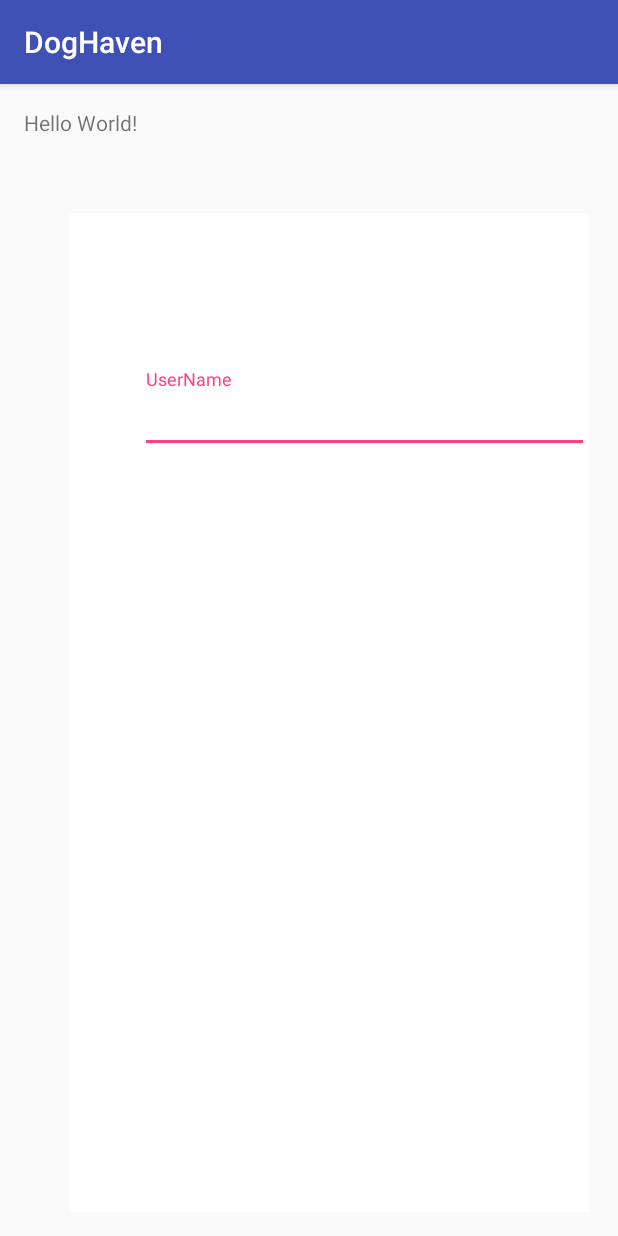
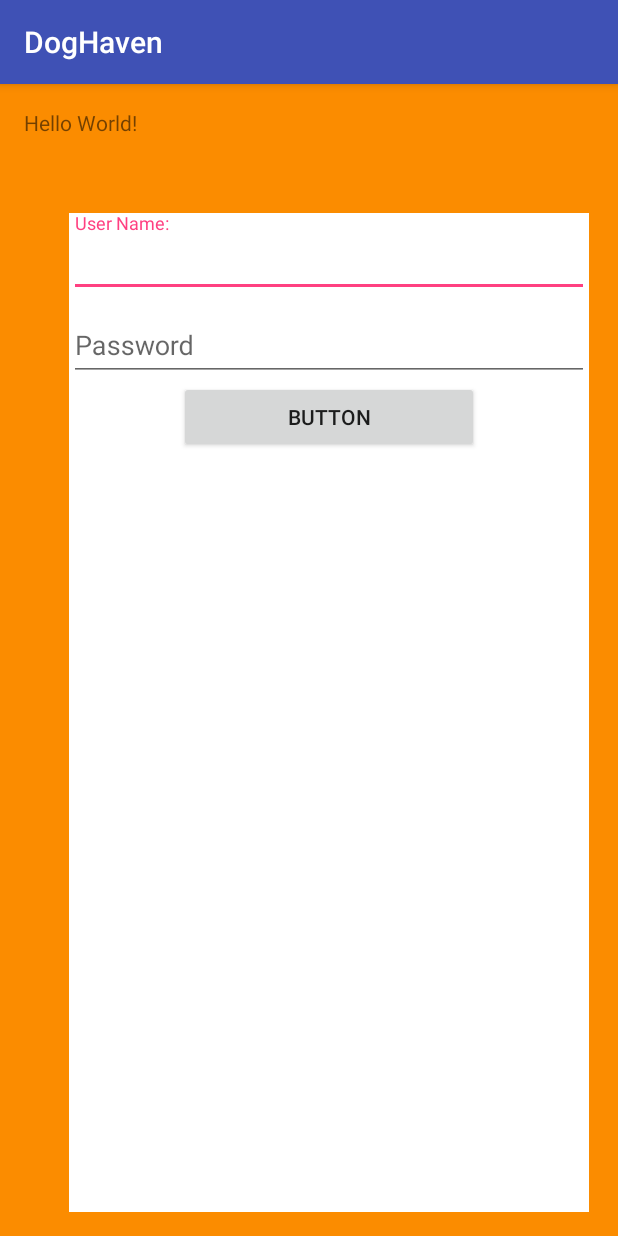
Before and after one commit to stephenkearns1/DogHaven, an Android app: the screen it shows after launch (LoginActivity), on a phone screen of 412 x 824 dp. Run offline under Robolectric (Android 15) with nearby library versions, the phone set to English and light mode, and no system bars; our stand-ins replace Volley.

Commit message:
implemented https requests in login activity

```diff
--- a/app/build.gradle
+++ b/app/build.gradle
@@ -24,4 +24,5 @@ dependencies {
     testCompile 'junit:junit:4.12'
     compile 'com.android.support:appcompat-v7:23.2.0'
     compile 'com.android.support:design:25.0.0'
+    compile 'com.android.volley:volley:1.0.0'
 }
--- a/app/src/main/java/com/haven/dog/doghaven/Activities/LoginActivity.java
+++ b/app/src/main/java/com/haven/dog/doghaven/Activities/LoginActivity.java
@@ -2,22 +2,133 @@ package com.haven.dog.doghaven.Activities;
 
 import android.support.v7.app.AppCompatActivity;
 import android.os.Bundle;
+import android.util.Log;
+import android.view.View;
+import android.widget.Button;
+import android.widget.EditText;
 
+import com.android.volley.AuthFailureError;
+import com.android.volley.Request;
+import com.android.volley.Response;
+import com.android.volley.VolleyError;
+import com.android.volley.toolbox.JsonArrayRequest;
+import com.android.volley.toolbox.JsonObjectRequest;
+import com.android.volley.toolbox.StringRequest;
+import com.haven.dog.doghaven.Helpers.MyNetworkingSingletonVolley;
+import com.haven.dog.doghaven.Models.User;
 import com.haven.dog.doghaven.R;
 
-public class LoginActivity extends AppCompatActivity {
+import org.json.JSONArray;
+import org.json.JSONException;
+import org.json.JSONObject;
+
+import java.net.URL;
+import java.util.HashMap;
+import java.util.Map;
+
+public class LoginActivity extends AppCompatActivity implements View.OnClickListener {
+
+    // Variables
+
+    EditText userNameET, userPasswordET;
+    Button login;
+    private String username,userPassword;
+    private final String loign_URL = "https://backend-doghaven-app-stephenkearns1.c9users.io/scripts/login.php";
 
     @Override
     protected void onCreate(Bundle savedInstanceState) {
         super.onCreate(savedInstanceState);
         setContentView(R.layout.activity_login);
+
+        // Assigns views to variables
+        userNameET = (EditText) findViewById(R.id.usernameET);
+        userPasswordET = (EditText) findViewById(R.id.userpasswordET);
+        login = (Button) findViewById(R.id.loginbtn);
+
+        login.setOnClickListener(this);
     }
 
     @Override
     protected void onStart() {
         super.onStart();
+
+
     }
 
 
+    @Override
+    public void onClick(View v) {
+        switch(v.getId()){
+
+            case R.id.loginbtn:
+                //mite not have to store username, password for checking only on return store details
+                username = userNameET.getText().toString();
+                 userPassword = userPasswordET.getText().toString();
+
+                User user = new User(username,userPassword);
+
+                //call login method
+                authenticate(user);
+                break;
+        }
+    }
+
+    /*
+       Authenticates the user cred
+       Makes a http request to the server, which returns data in json format
+     */
+    public void authenticate(User user){
+
+        StringRequest strRequest = new StringRequest(Request.Method.POST,loign_URL,
+                new Response.Listener<String>() {
+
+
+                    @Override
+                    public void onResponse(String response) {
+
+                        try {
+                            JSONArray jsArray = new JSONArray(response);
+                            Log.i("Returned data json:L01", jsArray.toString());
+                        } catch (JSONException e) {
+                            e.printStackTrace();
+                        }
+
+
+                            Log.i("Returned data:L01", response);
+                    }
+
+                }, new Response.ErrorListener() {
+            @Override
+            public void onErrorResponse(VolleyError error) {
+
+            }
+        }) {
+            @Override
+            protected Map<String,String> getParams()  throws AuthFailureError{
+                Map<String,String> params = new HashMap<>();
+                params.put("username", username);
+                params.put("userpassword", userPassword);
+                return params;
+            }
+        };
+
+        // Adding the request to the queue
+        MyNetworkingSingletonVolley.getInstance(this).addReuestToQueue(strRequest);
+    }
+
+    public void LogUserIn(User user){
+        if(user != null){
+            //store user data in sharedPerferances
+            //check user type and display screen for user
+              /*
+                  if(user.getType == "user")
+                        start usermainscreen
+                  else
+                        start breederscreen
+               */
+        }else{
+            //display error message saying invaild cred
+        }
+    }
 
 }
--- a/app/src/main/res/layout/activity_login.xml
+++ b/app/src/main/res/layout/activity_login.xml
@@ -7,7 +7,8 @@
     android:paddingLeft="@dimen/activity_horizontal_margin"
     android:paddingRight="@dimen/activity_horizontal_margin"
     android:paddingTop="@dimen/activity_vertical_margin"
-    tools:context=".Activities.LoginActivity">
+    tools:context=".Activities.LoginActivity"
+    android:background="#FB8C00">
 
     <TextView
         android:layout_width="wrap_content"
@@ -23,46 +24,58 @@
         android:layout_marginTop="70dp"
         android:background="#fff" >
 
+        <ScrollView
+            android:layout_width="match_parent"
+            android:layout_height="match_parent">
+
             <LinearLayout
                 android:layout_width="match_parent"
                 android:layout_height="match_parent"
-            android:layout_alignParentStart="true">
+                android:orientation="vertical">
+
+
+                <android.support.design.widget.TextInputLayout
+                    android:layout_width="match_parent"
+                    android:layout_height="wrap_content">
+
+                    <EditText
+                        android:layout_width="match_parent"
+                        android:layout_height="wrap_content"
+                        android:id="@+id/usernameET"
+                        android:hint="User Name:" />
+                </android.support.design.widget.TextInputLayout>
 
                 <android.support.design.widget.TextInputLayout
                     android:layout_width="match_parent"
                     android:layout_height="wrap_content"
-                android:layout_alignTop="@+id/relativeLayout"
-                android:layout_toEndOf="@+id/textView2"
-                android:layout_marginStart="47dp"
-                android:layout_marginTop="104dp">
+                    android:weightSum="1">
 
                     <EditText
                         android:layout_width="match_parent"
                         android:layout_height="wrap_content"
-                    android:hint="UserName" />
+                        android:id="@+id/userpasswordET"
+                        android:inputType="textPassword"
+                        android:hint="Password" />
+
+
                 </android.support.design.widget.TextInputLayout>
 
 
-            <android.support.design.widget.TextInputLayout
-                android:layout_width="match_parent"
+                <Button
+                    android:text="Button"
+                    android:layout_width="200dp"
+                    android:id="@+id/loginbtn"
+                    android:layout_alignParentTop="true"
+                    android:layout_alignParentStart="true"
                     android:layout_height="wrap_content"
-                android:layout_alignTop="@+id/relativeLayout"
-                android:layout_toEndOf="@+id/textView3"
-                android:layout_marginStart="58dp"
-                android:layout_marginTop="156dp">
-
-                <EditText
-                    android:layout_width="match_parent"
-                    android:layout_height="wrap_content"
-                    android:hint="Password" />
-            </android.support.design.widget.TextInputLayout>
-
-
+                    android:layout_gravity="center"/>
             </LinearLayout>
 
+        </ScrollView>
 
     </RelativeLayout>
 
 
 
+
 </RelativeLayout>
--- a/build.gradle
+++ b/build.gradle
@@ -6,6 +6,7 @@ buildscript {
     }
     dependencies {
         classpath 'com.android.tools.build:gradle:2.2.2'
+
 
         // NOTE: Do not place your application dependencies here; they belong
         // in the individual module build.gradle files
```
Also changed, not shown: app/src/main/AndroidManifest.xml (+7 -0 lines), app/src/main/java/com/haven/dog/doghaven/Helpers/MyNetworkingSingletonVolley.java (added, +80 -0 lines), app/src/main/java/com/haven/dog/doghaven/Models/User.java (+10 -2 lines), app/src/main/res/values/strings.xml (+8 -0 lines). Lines whose indentation alone changed are shown as unchanged.
